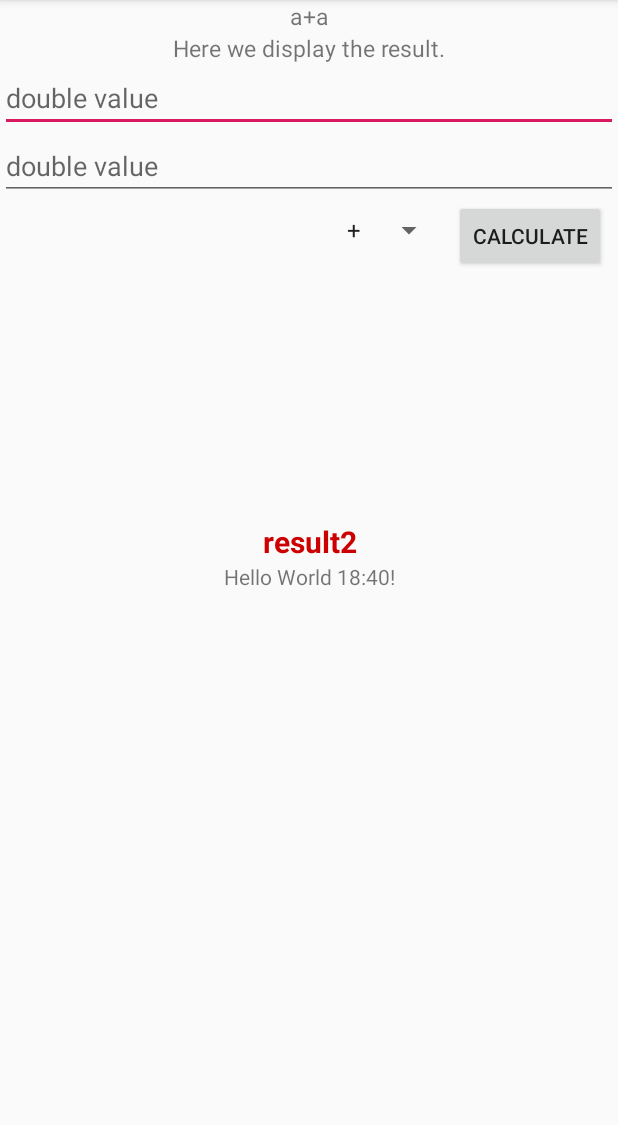
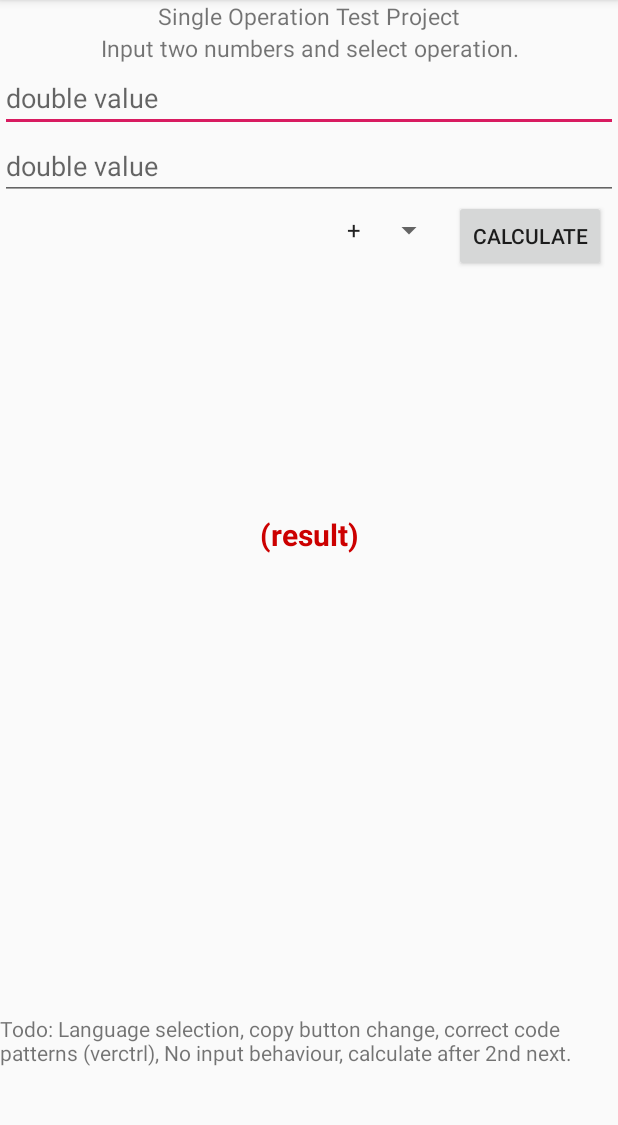
Before and after one commit to Harriss1/190130SmallCalculations, an Android app: the screen it shows after launch (MainActivity), on a phone screen of 412 x 824 dp, the part 84-1209 px from its top. Run offline under Robolectric (Android 15) with nearby library versions, the phone set to English and light mode, and no system bars.

Commit message:
added: if input not set I handle it as zero (0) operator type dropdown (spinner) an error message from the model gets shown if division by zero appears changed input type from phone numbers to all real numbers (negative numbers were not possible) the basic program is complete problems: the error message should not get handled by the view, the viewmodel should expose it. (change output type of displayable result from double to string then I can do it from the viewmodel)
added version storing into apk, and toolbar option to request version as Toast

```diff
--- a/app/src/main/java/com/example/smallcalculations/MainActivity.java
+++ b/app/src/main/java/com/example/smallcalculations/MainActivity.java
@@ -57,7 +57,7 @@ public class MainActivity extends AppCompatActivity implements AdapterView.OnIte
         //This also means, that every view-element that I want to modify after the run, must be global.
         TextView resultText;
         resultText = (TextView) findViewById(R.id.result);
-        resultText.setText("Here we display the result.");
+        resultText.setText("Input two numbers and select operation.");
 
         // implement button "Calculate" fab.setOnClickListener();
         final Button calculateButton = (Button)findViewById(R.id.button);
--- a/app/src/main/res/layout/content_main.xml
+++ b/app/src/main/res/layout/content_main.xml
@@ -13,11 +13,12 @@
         android:id="@+id/descriptionText"
         android:layout_width="match_parent"
         android:layout_height="wrap_content"
+        android:gravity="center"
         android:text="@string/calculate_description"
-        android:gravity="center"
 
-        app:layout_constraintTop_toTopOf="parent"
-        android:textSize="@dimen/calculate_description_text_size"/>
+        android:textSize="@dimen/calculate_description_text_size"
+        app:layout_constraintTop_toTopOf="parent" />
+
     <TextView
         android:id="@+id/result"
         android:layout_width="match_parent"
@@ -25,8 +26,8 @@
 
         android:gravity="center"
 
-        app:layout_constraintTop_toBottomOf="@+id/descriptionText"
-        android:textSize="@dimen/calculate_description_text_size"/>
+        android:textSize="@dimen/calculate_description_text_size"
+        app:layout_constraintTop_toBottomOf="@+id/descriptionText" />
 
     <EditText
         android:id="@+id/phone"
@@ -49,24 +50,27 @@
     <TextView
         android:id="@+id/result2"
         android:layout_width="match_parent"
-        android:layout_height="wrap_content"
+        android:layout_height="39dp"
+        android:layout_marginBottom="300dp"
         android:gravity="center"
-        android:layout_marginTop="20dp"
+        android:text="(result)"
+        android:textColor="@android:color/holo_red_dark"
         android:textSize="@dimen/result_text_size"
         android:textStyle="bold"
-        android:text="result2"
-        app:layout_constraintBottom_toTopOf="@id/hello"
-        android:textColor="@android:color/holo_red_dark"/>
+        app:layout_constraintBottom_toTopOf="@+id/hello"
+        tools:layout_editor_absoluteX="0dp" />
 
     <TextView
         android:id="@+id/hello"
         android:layout_width="wrap_content"
         android:layout_height="wrap_content"
-        android:text="Hello World 18:40!"
+        android:text="Todo: Language selection, copy button change, correct code patterns (verctrl), No input behaviour, calculate after 2nd next."
         app:layout_constraintBottom_toBottomOf="parent"
+        app:layout_constraintHorizontal_bias="1.0"
         app:layout_constraintLeft_toLeftOf="parent"
         app:layout_constraintRight_toRightOf="parent"
-        app:layout_constraintTop_toTopOf="parent" />
+        app:layout_constraintTop_toTopOf="parent"
+        app:layout_constraintVertical_bias="0.923" />
 
     <Button
         android:id="@+id/button"
--- a/app/src/main/res/values/strings.xml
+++ b/app/src/main/res/values/strings.xml
@@ -2,7 +2,7 @@
     <string name="app_name">Small Calculations</string>
     <string name="action_settings">Settings</string>
     <string name="action_version">Version</string>
-    <string name="calculate_description">a+a</string>
+    <string name="calculate_description">Single Operation Test Project</string>
     <string-array name="planets_array">
         <item>+</item>
         <item>-</item>
```
Also changed, not shown: app/src/main/java/com/example/smallcalculations/Model/VersionControl.java (+35 -4 lines).
